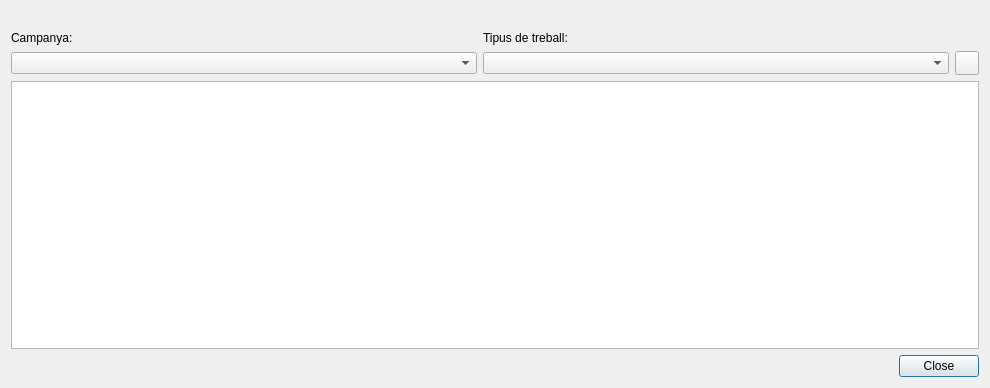
Old version of the form ui/tm/planning_area.ui in the repository bgeo-gis/treemanage_qgis_pluggin.
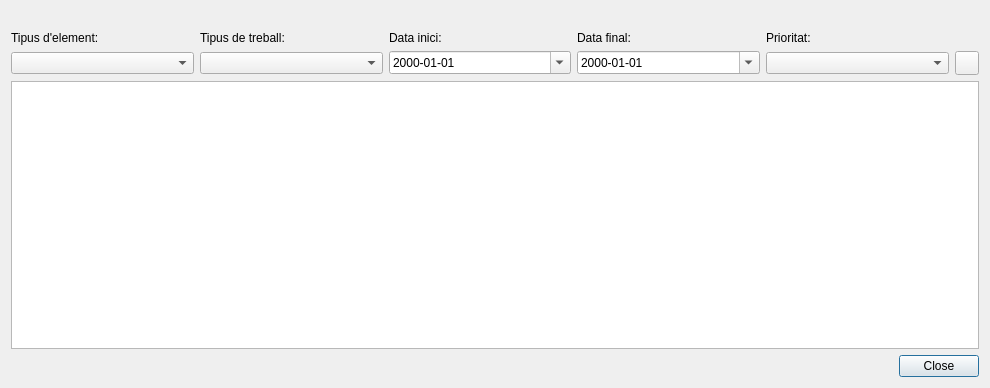
New version of the form. Icons and pictures are not drawn.

Commit message: Enhancement: add filters on planning_area (wip filter date)

```diff
--- a/ui/tm/planning_area.ui
+++ b/ui/tm/planning_area.ui
@@ -53,10 +53,27 @@
      <property name="bottomMargin">
       <number>0</number>
      </property>
+     <item row="1" column="0">
+      <widget class="QComboBox" name="cmb_element"/>
+     </item>
+     <item row="0" column="0">
+      <widget class="QLabel" name="label">
+       <property name="text">
+        <string>Tipus d'element:</string>
+       </property>
+      </widget>
+     </item>
+     <item row="0" column="1">
+      <widget class="QLabel" name="label_2">
+       <property name="text">
+        <string>Tipus de treball:</string>
+       </property>
+      </widget>
+     </item>
      <item row="1" column="1">
       <widget class="QComboBox" name="cmb_work"/>
      </item>
-     <item row="1" column="2">
+     <item row="1" column="5">
       <widget class="QPushButton" name="btn_selection">
        <property name="sizePolicy">
         <sizepolicy hsizetype="Fixed" vsizetype="Fixed">
@@ -85,23 +102,50 @@
        </property>
       </widget>
      </item>
-     <item row="1" column="0">
-      <widget class="QComboBox" name="cmb_campaign"/>
+     <item row="1" column="2">
+      <widget class="QDateEdit" name="start_date">
+       <property name="displayFormat">
+        <string>yyyy-MM-dd</string>
+       </property>
+       <property name="calendarPopup">
+        <bool>true</bool>
+       </property>
+      </widget>
      </item>
-     <item row="0" column="1">
-      <widget class="QLabel" name="label_2">
+     <item row="0" column="3">
+      <widget class="QLabel" name="label_4">
        <property name="text">
-        <string>Tipus de treball:</string>
+        <string>Data final:</string>
        </property>
       </widget>
      </item>
-     <item row="0" column="0">
-      <widget class="QLabel" name="label">
+     <item row="0" column="2">
+      <widget class="QLabel" name="label_3">
        <property name="text">
-        <string>Campanya:</string>
+        <string>Data inici:</string>
        </property>
       </widget>
      </item>
+     <item row="1" column="3">
+      <widget class="QDateEdit" name="end_date">
+       <property name="displayFormat">
+        <string>yyyy-MM-dd</string>
+       </property>
+       <property name="calendarPopup">
+        <bool>true</bool>
+       </property>
+      </widget>
+     </item>
+     <item row="0" column="4">
+      <widget class="QLabel" name="label_5">
+       <property name="text">
+        <string>Prioritat:</string>
+       </property>
+      </widget>
+     </item>
+     <item row="1" column="4">
+      <widget class="QComboBox" name="cmb_priority"/>
+     </item>
     </layout>
    </item>
    <item row="0" column="0">
```
The commit also changes 1 other file.
